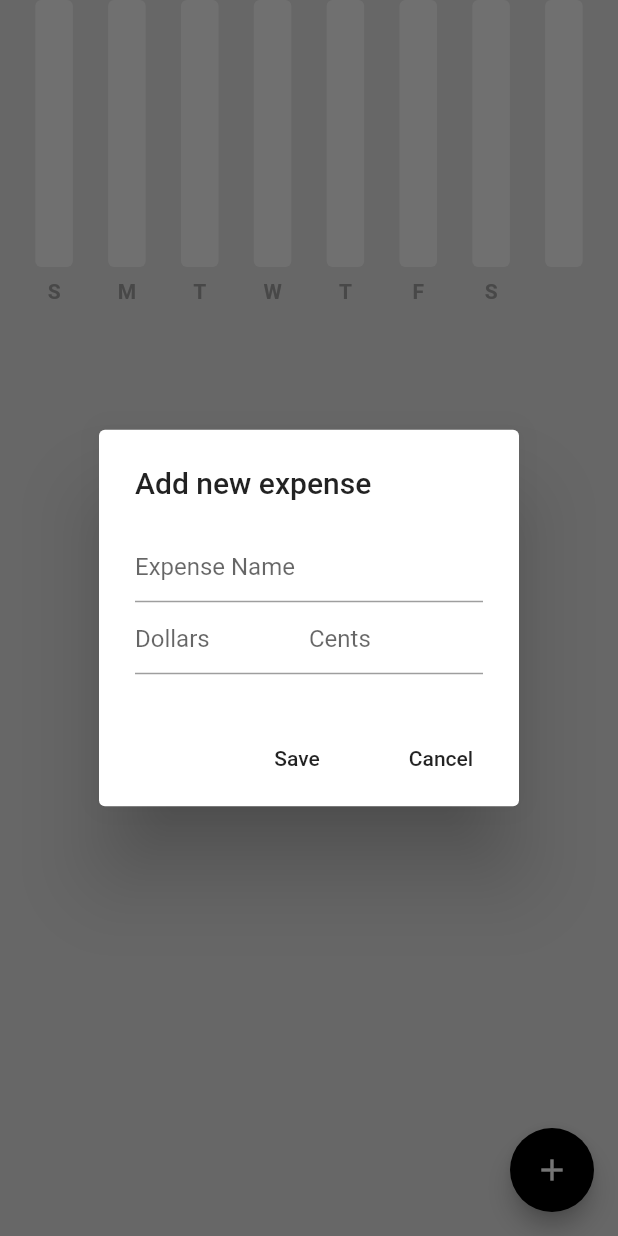
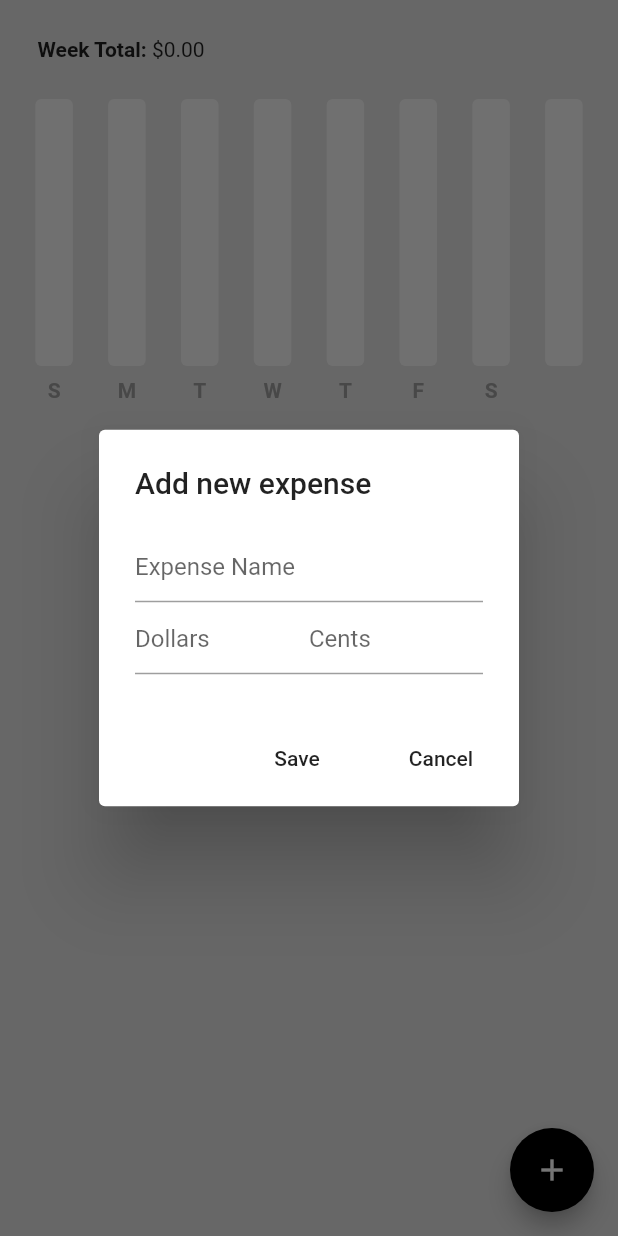
Before and after one commit to Charuhasen/expense_tracker, a Flutter app: the screen it shows after launch, after a tap on the "add" icon, on a phone screen of 412 x 824 dp. Run offline on Flutter 3.47's test engine with Material 2 defaults, Android fonts, the phone set to English and light mode, and no system bars; drawn by our look-alikes of fl_chart; our stand-ins replace flutter_slidable, hive_flutter; accounts and stored records are empty.

```diff
--- a/lib/components/expense_summary.dart
+++ b/lib/components/expense_summary.dart
@@ -39,6 +39,34 @@ class ExpenseSummary extends StatelessWidget {
     return max == 0 ? 100 : max;
   }
 
+  //Calculate week total
+  String calculateWeekTotal(
+    ExpenseData value,
+    String sunday,
+    String monday,
+    String tuesday,
+    String wednesday,
+    String thursday,
+    String friday,
+    String saturday,
+  ) {
+    List<double> values = [
+      value.calculateDailyExpenseSummary()[sunday] ?? 0,
+      value.calculateDailyExpenseSummary()[monday] ?? 0,
+      value.calculateDailyExpenseSummary()[tuesday] ?? 0,
+      value.calculateDailyExpenseSummary()[wednesday] ?? 0,
+      value.calculateDailyExpenseSummary()[thursday] ?? 0,
+      value.calculateDailyExpenseSummary()[friday] ?? 0,
+      value.calculateDailyExpenseSummary()[saturday] ?? 0,
+    ];
+
+    double total = 0;
+    for (int i = 0; i < values.length; i++) {
+      total += values[i];
+    }
+    return total.toStringAsFixed(2);
+  }
+
   @override
   Widget build(BuildContext context) {
     //Get the yymmdd
@@ -57,10 +85,30 @@ class ExpenseSummary extends StatelessWidget {
     String saturday =
         convertDateTimeToString(startOfWeek.add(const Duration(days: 7)));
     return Consumer<ExpenseData>(
-      builder: (context, value, child) => SizedBox(
+      builder: (context, value, child) => Column(
+        children: [
+          //Week total
+          Padding(
+            padding: const EdgeInsets.all(25.0),
+            child: Row(
+              children: [
+                const Text(
+                  "Week Total: ",
+                  style: TextStyle(fontWeight: FontWeight.bold),
+                ),
+                // ignore: prefer_interpolation_to_compose_strings
+                Text("\$" +
+                    calculateWeekTotal(value, sunday, monday, tuesday,
+                        wednesday, thursday, friday, saturday)),
+              ],
+            ),
+          ),
+          //Bar graph
+          SizedBox(
             height: 200,
             child: MyBarGraph(
-          maxY: calculateMax(value, sunday, monday, tuesday, wednesday, thursday, friday, saturday),
+              maxY: calculateMax(value, sunday, monday, tuesday, wednesday,
+                  thursday, friday, saturday),
               sunAmount: value.calculateDailyExpenseSummary()[sunday] ?? 0,
               monAmount: value.calculateDailyExpenseSummary()[monday] ?? 0,
               tueAmount: value.calculateDailyExpenseSummary()[tuesday] ?? 0,
@@ -70,6 +118,8 @@ class ExpenseSummary extends StatelessWidget {
               satAmount: value.calculateDailyExpenseSummary()[saturday] ?? 0,
             ),
           ),
+        ],
+      ),
     );
   }
 }
--- a/pubspec.yaml
+++ b/pubspec.yaml
@@ -38,6 +38,7 @@ dependencies:
   provider: ^6.0.5
   fl_chart: ^0.60.0
   hive_flutter: ^1.1.0
+  flutter_slidable: ^2.0.0
 
 
 dev_dependencies:
```
Also changed, not shown: lib/components/expense_tile.dart (+21 -4 lines), lib/pages/home_page.dart (+9 -1 lines), pubspec.lock. Lines whose indentation alone changed are shown as unchanged.
